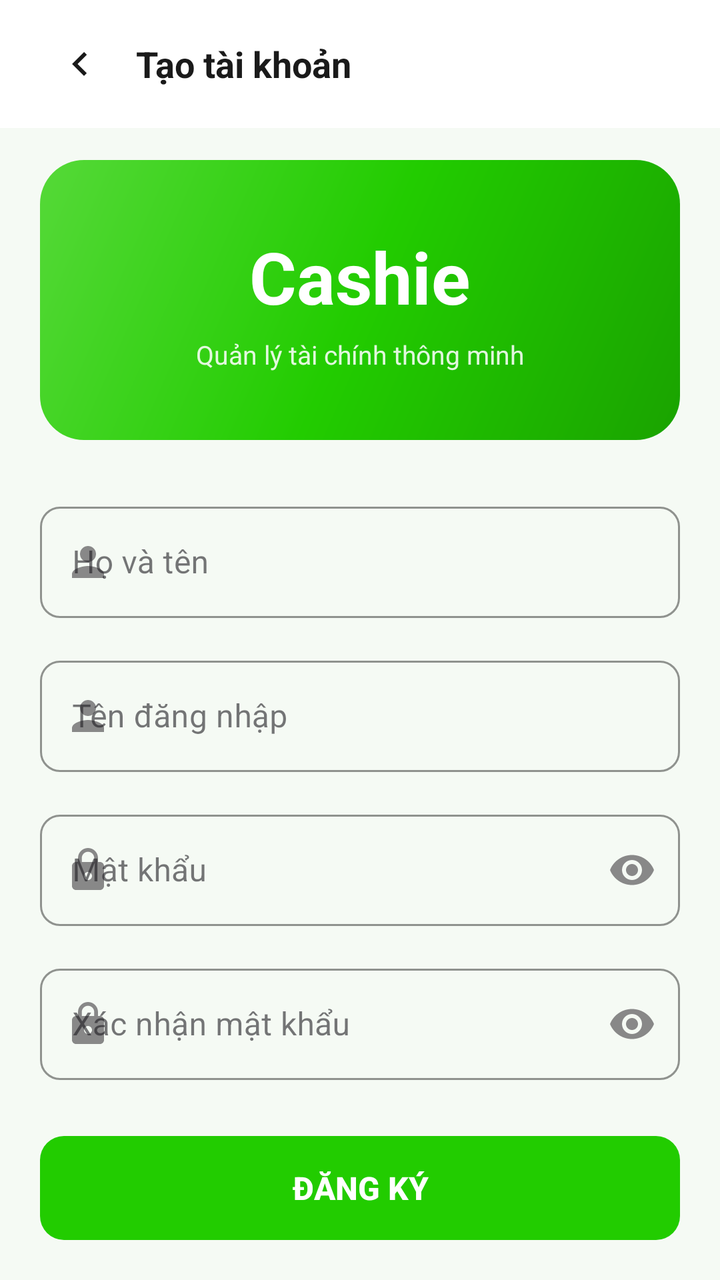
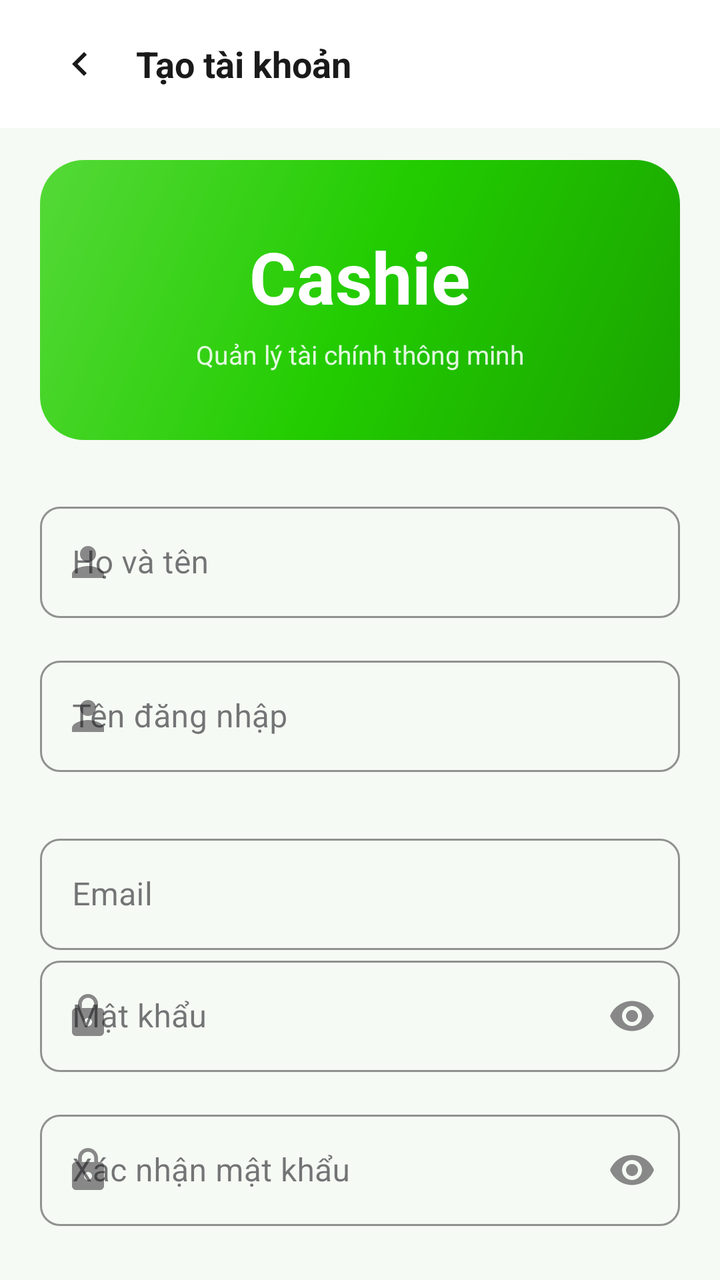

An Android layout rendered at two revisions. The XML below is the earlier revision; the diff shows what the commit changed to produce the second picture.
<!-- AndroidManifest.xml: activity theme Theme.Cashie -->
<!-- res/layout/activity_register.xml -->
<?xml version="1.0" encoding="utf-8"?>
<androidx.coordinatorlayout.widget.CoordinatorLayout
    xmlns:android="http://schemas.android.com/apk/res/android"
    xmlns:app="http://schemas.android.com/apk/res-auto"
    android:layout_width="match_parent"
    android:layout_height="match_parent"
    android:background="@color/bg_screen">

    
    <com.google.android.material.appbar.AppBarLayout
        android:id="@+id/appBarLayout"
        android:layout_width="match_parent"
        android:layout_height="wrap_content"
        android:background="@color/bg_card"
        android:fitsSystemWindows="true"
        app:elevation="2dp">

        <androidx.appcompat.widget.Toolbar
            android:layout_width="match_parent"
            android:layout_height="?attr/actionBarSize"
            android:paddingStart="4dp"
            android:paddingEnd="16dp"
            app:contentInsetStartWithNavigation="0dp">

            <LinearLayout
                android:layout_width="match_parent"
                android:layout_height="wrap_content"
                android:gravity="center_vertical"
                android:orientation="horizontal">

                <ImageButton
                    android:id="@+id/btnBack"
                    android:layout_width="48dp"
                    android:layout_height="48dp"
                    android:padding="12dp"
                    android:background="?attr/selectableItemBackgroundBorderless"
                    android:src="@drawable/ic_arrow_left"
                    android:contentDescription="@string/cd_back" />

                <TextView
                    android:id="@+id/tvToolbarTitle"
                    android:layout_width="0dp"
                    android:layout_height="wrap_content"
                    android:layout_weight="1"
                    android:layout_marginStart="4dp"
                    android:text="@string/register_title"
                    android:textSize="18sp"
                    android:textStyle="bold"
                    android:textColor="@color/text_primary" />

            </LinearLayout>
        </androidx.appcompat.widget.Toolbar>
    </com.google.android.material.appbar.AppBarLayout>

    
    <androidx.core.widget.NestedScrollView
        android:layout_width="match_parent"
        android:layout_height="match_parent"
        app:layout_behavior="@string/appbar_scrolling_view_behavior"
        android:clipToPadding="false"
        android:paddingBottom="32dp">

        <LinearLayout
            android:layout_width="match_parent"
            android:layout_height="wrap_content"
            android:orientation="vertical"
            android:paddingStart="20dp"
            android:paddingEnd="20dp">

            
            <LinearLayout
                android:id="@+id/registerHeaderCard"
                android:layout_width="match_parent"
                android:layout_height="140dp"
                android:layout_marginTop="16dp"
                android:layout_marginBottom="28dp"
                android:background="@drawable/bg_balance_card"
                android:gravity="center"
                android:orientation="vertical">

                <TextView
                    android:layout_width="wrap_content"
                    android:layout_height="wrap_content"
                    android:text="@string/app_name"
                    android:textSize="36sp"
                    android:textStyle="bold"
                    android:textColor="@color/white" />

                <TextView
                    android:layout_width="wrap_content"
                    android:layout_height="wrap_content"
                    android:layout_marginTop="6dp"
                    android:text="@string/register_app_tagline"
                    android:textSize="13sp"
                    android:textColor="#DDFFFFFF" />

            </LinearLayout>

            
            <com.google.android.material.textfield.TextInputLayout
                android:id="@+id/edtFullName"
                style="@style/Widget.MaterialComponents.TextInputLayout.OutlinedBox"
                android:layout_width="match_parent"
                android:layout_height="wrap_content"
                android:layout_marginBottom="16dp"
                android:hint="@string/hint_full_name"
                app:startIconDrawable="@drawable/ic_person"
                app:startIconTint="@color/text_muted"
                app:boxStrokeColor="@color/text_muted"
                app:hintTextColor="@color/text_muted"
                app:boxCornerRadiusTopStart="10dp"
                app:boxCornerRadiusTopEnd="10dp"
                app:boxCornerRadiusBottomStart="10dp"
                app:boxCornerRadiusBottomEnd="10dp">

                <com.google.android.material.textfield.TextInputEditText
                    android:layout_width="match_parent"
                    android:layout_height="wrap_content"
                    android:inputType="textPersonName"
                    android:textColor="@color/text_primary" />

            </com.google.android.material.textfield.TextInputLayout>

            
            <com.google.android.material.textfield.TextInputLayout
                android:id="@+id/edtUsername"
                style="@style/Widget.MaterialComponents.TextInputLayout.OutlinedBox"
                android:layout_width="match_parent"
                android:layout_height="wrap_content"
                android:layout_marginBottom="16dp"
                android:hint="@string/hint_username"
                app:startIconDrawable="@drawable/ic_person"
                app:startIconTint="@color/text_muted"
                app:boxStrokeColor="@color/text_muted"
                app:hintTextColor="@color/text_muted"
                app:boxCornerRadiusTopStart="10dp"
                app:boxCornerRadiusTopEnd="10dp"
                app:boxCornerRadiusBottomStart="10dp"
                app:boxCornerRadiusBottomEnd="10dp">

                <com.google.android.material.textfield.TextInputEditText
                    android:layout_width="match_parent"
                    android:layout_height="wrap_content"
                    android:inputType="textNoSuggestions"
                    android:textColor="@color/text_primary" />

            </com.google.android.material.textfield.TextInputLayout>

            
            <com.google.android.material.textfield.TextInputLayout
                android:id="@+id/edtPassword"
                style="@style/Widget.MaterialComponents.TextInputLayout.OutlinedBox"
                android:layout_width="match_parent"
                android:layout_height="wrap_content"
                android:layout_marginBottom="16dp"
                android:hint="@string/hint_password"
                app:startIconDrawable="@drawable/ic_lock"
                app:startIconTint="@color/text_muted"
                app:endIconMode="password_toggle"
                app:endIconTint="@color/text_muted"
                app:boxStrokeColor="@color/text_muted"
                app:hintTextColor="@color/text_muted"
                app:boxCornerRadiusTopStart="10dp"
                app:boxCornerRadiusTopEnd="10dp"
                app:boxCornerRadiusBottomStart="10dp"
                app:boxCornerRadiusBottomEnd="10dp">

                <com.google.android.material.textfield.TextInputEditText
                    android:layout_width="match_parent"
                    android:layout_height="wrap_content"
                    android:inputType="textPassword"
                    android:textColor="@color/text_primary" />

            </com.google.android.material.textfield.TextInputLayout>

            
            <com.google.android.material.textfield.TextInputLayout
                android:id="@+id/edtConfirmPassword"
                style="@style/Widget.MaterialComponents.TextInputLayout.OutlinedBox"
                android:layout_width="match_parent"
                android:layout_height="wrap_content"
                android:layout_marginBottom="28dp"
                android:hint="@string/hint_confirm_password"
                app:startIconDrawable="@drawable/ic_lock"
                app:startIconTint="@color/text_muted"
                app:endIconMode="password_toggle"
                app:endIconTint="@color/text_muted"
                app:boxStrokeColor="@color/text_muted"
                app:hintTextColor="@color/text_muted"
                app:boxCornerRadiusTopStart="10dp"
                app:boxCornerRadiusTopEnd="10dp"
                app:boxCornerRadiusBottomStart="10dp"
                app:boxCornerRadiusBottomEnd="10dp">

                <com.google.android.material.textfield.TextInputEditText
                    android:layout_width="match_parent"
                    android:layout_height="wrap_content"
                    android:inputType="textPassword"
                    android:textColor="@color/text_primary" />

            </com.google.android.material.textfield.TextInputLayout>

            
            <Button
                android:id="@+id/btnRegister"
                android:layout_width="match_parent"
                android:layout_height="52dp"
                android:text="@string/btn_register"
                android:textSize="16sp"
                android:textStyle="bold"
                android:textColor="@color/white"
                android:background="@drawable/bg_button_primary"
                android:stateListAnimator="@null" />

            
            <LinearLayout
                android:layout_width="wrap_content"
                android:layout_height="wrap_content"
                android:layout_gravity="center_horizontal"
                android:layout_marginTop="20dp"
                android:layout_marginBottom="16dp"
                android:orientation="horizontal"
                android:gravity="center_vertical">

                <TextView
                    android:layout_width="wrap_content"
                    android:layout_height="wrap_content"
                    android:text="@string/register_already_have_account"
                    android:textSize="14sp"
                    android:textColor="@color/text_muted" />

                <TextView
                    android:id="@+id/tvLoginLink"
                    android:layout_width="wrap_content"
                    android:layout_height="wrap_content"
                    android:text="@string/register_login_link"
                    android:textSize="14sp"
                    android:textStyle="bold"
                    android:textColor="@color/text_primary"
                    android:background="?attr/selectableItemBackgroundBorderless" />

            </LinearLayout>

        </LinearLayout>
    </androidx.core.widget.NestedScrollView>

</androidx.coordinatorlayout.widget.CoordinatorLayout>
<!-- resources referenced by this layout -->
<resources>
  <color name="bg_card">#FFFFFF</color>
  <color name="bg_screen">#F5FAF4</color>
  <color name="text_muted">#888888</color>
  <color name="text_primary">#1A1A1A</color>
  <color name="white">#FFFFFF</color>
  <!-- drawable bg_balance_card (drawable) -->
  <?xml version="1.0" encoding="utf-8"?>
  <shape xmlns:android="http://schemas.android.com/apk/res/android"
      android:shape="rectangle">
      <gradient
          android:angle="135"
          android:startColor="#1AA300"
          android:centerColor="#22CC00"
          android:endColor="#55D938"
          android:type="linear" />
      <corners android:radius="22dp" />
  </shape>
  <!-- drawable bg_button_primary (drawable) -->
  <?xml version="1.0" encoding="utf-8"?>
  <shape xmlns:android="http://schemas.android.com/apk/res/android"
      android:shape="rectangle">
      <solid android:color="@color/green_primary" />
      <corners android:radius="12dp" />
  </shape>
  <!-- drawable ic_arrow_left (drawable) -->
  <?xml version="1.0" encoding="utf-8"?>
  <vector xmlns:android="http://schemas.android.com/apk/res/android"
      android:width="24dp"
      android:height="24dp"
      android:viewportWidth="24"
      android:viewportHeight="24">
      <path
          android:fillColor="#FF1A1A1A"
          android:pathData="M15.41,16.59L10.83,12l4.58,-4.59L14,6l-6,6 6,6 1.41,-1.41z" />
  </vector>
  <!-- drawable ic_lock (drawable) -->
  <?xml version="1.0" encoding="utf-8"?>
  <vector xmlns:android="http://schemas.android.com/apk/res/android"
      android:width="24dp"
      android:height="24dp"
      android:viewportWidth="24"
      android:viewportHeight="24">
      <path
          android:fillColor="#FF888888"
          android:pathData="M18,8h-1V6c0-2.76-2.24-5-5-5S7,3.24 7,6v2H6c-1.1,0 -2,0.9 -2,2v10c0,1.1 0.9,2 2,2h12c1.1,0 2,-0.9 2,-2V10c0,-1.1 -0.9,-2 -2,-2zM12,17c-1.1,0 -2,-0.9 -2,-2s0.9,-2 2,-2 2,0.9 2,2 -0.9,2 -2,2zM15.1,8H8.9V6c0,-1.71 1.39,-3.1 3.1,-3.1 1.71,0 3.1,1.39 3.1,3.1v2z" />
  </vector>
  <!-- drawable ic_person (drawable) -->
  <?xml version="1.0" encoding="utf-8"?>
  <vector xmlns:android="http://schemas.android.com/apk/res/android"
      android:width="24dp"
      android:height="24dp"
      android:viewportWidth="24"
      android:viewportHeight="24">
      <path
          android:fillColor="#FFFFFFFF"
          android:pathData="M12,12c2.21,0 4,-1.79 4,-4s-1.79,-4 -4,-4 -4,1.79 -4,4 1.79,4 4,4zM12,14c-2.67,0 -8,1.34 -8,4v2h16v-2c0,-2.66 -5.33,-4 -8,-4z" />
  </vector>
  <string name="app_name">Cashie</string>
  <string name="btn_register">Đăng ký</string>
  <string name="cd_back">Quay lại</string>
  <string name="hint_confirm_password">Xác nhận mật khẩu</string>
  <string name="hint_full_name">Họ và tên</string>
  <string name="hint_password">Mật khẩu</string>
  <string name="hint_username">Tên đăng nhập</string>
  <string name="register_already_have_account">Đã có tài khoản? </string>
  <string name="register_app_tagline">Quản lý tài chính thông minh</string>
  <string name="register_login_link">Đăng nhập</string>
  <string name="register_title">Tạo tài khoản</string>
  <style name="Theme.Cashie" parent="Theme.Material3.DayNight.NoActionBar">
          <item name="colorPrimary">@color/green_primary</item>
          <item name="colorPrimaryVariant">@color/green_dark</item>
          <item name="colorOnPrimary">@color/white</item>
          <item name="colorSecondary">@color/green_dark</item>
          <item name="android:colorBackground">@color/bg_screen</item>
          
          <item name="android:statusBarColor">@android:color/transparent</item>
          <item name="android:windowLightStatusBar">false</item>
          
          <item name="android:windowLayoutInDisplayCutoutMode">shortEdges</item>
      </style>
  <color name="green_primary">#22CC00</color>
  <color name="green_dark">#1AA300</color>
</resources>

<!-- the commit's change to res/layout/activity_register.xml (unified diff, before → after) -->
@@ -145,7 +145,28 @@
                     android:textColor="@color/text_primary" />
 
             </com.google.android.material.textfield.TextInputLayout>
-
+            <com.google.android.material.textfield.TextInputLayout
+                android:id="@+id/tilEmail"
+                style="@style/Widget.MaterialComponents.TextInputLayout.OutlinedBox"
+                android:layout_width="match_parent"
+                android:layout_height="wrap_content"
+                android:layout_marginTop="12dp"
+                app:boxStrokeColor="@color/text_muted"
+                app:hintTextColor="@color/text_muted"
+                app:boxCornerRadiusTopStart="10dp"
+                app:boxCornerRadiusTopEnd="10dp"
+                app:boxCornerRadiusBottomStart="10dp"
+                app:boxCornerRadiusBottomEnd="10dp">
+
+                <com.google.android.material.textfield.TextInputEditText
+                    android:id="@+id/edtEmail"
+                    android:layout_width="match_parent"
+                    android:layout_height="wrap_content"
+                    android:hint="Email"
+                    android:inputType="textEmailAddress"
+                    android:textColor="@color/text_primary"/>
+
+            </com.google.android.material.textfield.TextInputLayout>
             
             <com.google.android.material.textfield.TextInputLayout
                 android:id="@+id/edtPassword"
